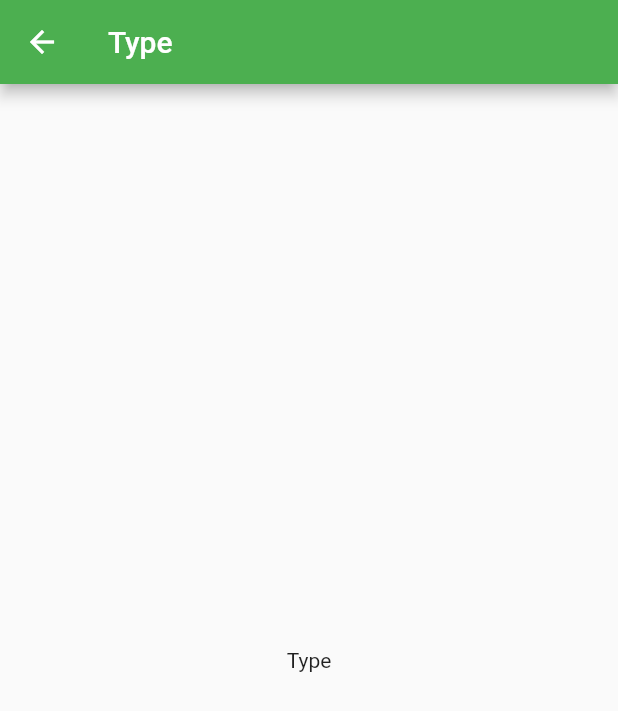
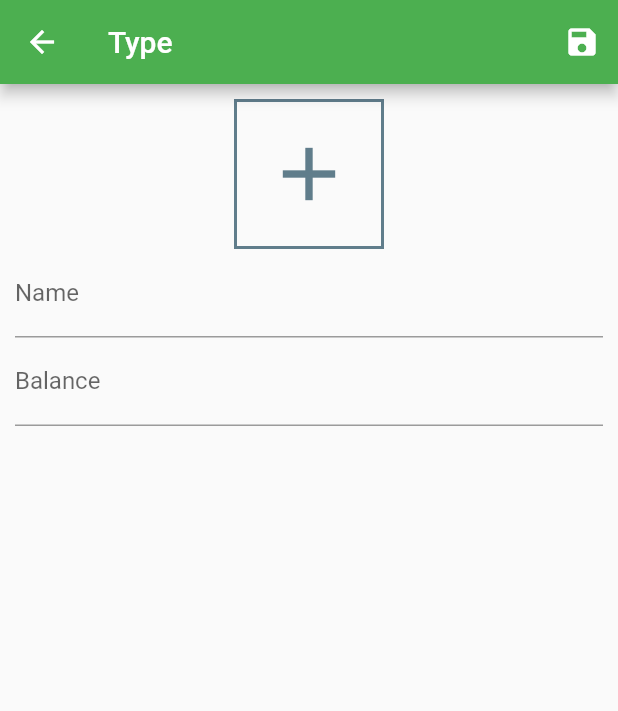
Before and after one commit to sumithpdd/flutterinmotion, a Flutter app: the TypePage screen opened directly, on a phone screen of 412 x 824 dp. Shown: the top 711 px of the screen. Run offline on Flutter 3.47's test engine with Material 2 defaults, Android fonts, the phone set to English and light mode, and no system bars.

Commit message:
Refactor and fixes

```diff
--- a/spend_tracker/lib/pages/types/type_page.dart
+++ b/spend_tracker/lib/pages/types/type_page.dart
@@ -1,15 +1,67 @@
+import 'package:flutter/material.dart';
+import 'package:spend_tracker/pages/icons/icon_holder.dart';
 
-import 'package:flutter/material.dart';
+class TypePage extends StatefulWidget {
+  @override
+  _TypePageState createState() => _TypePageState();
+}
 
-class TypePage extends StatelessWidget {
+class _TypePageState extends State<TypePage> {
+  Map<String, dynamic> _data = Map<String, dynamic>();
+  GlobalKey<FormState> _formKey = GlobalKey<FormState>();
+  IconData _newIcon;
+
   @override
   Widget build(BuildContext context) {
     return Scaffold(
       appBar: AppBar(
         title: const Text('Type'),
+        actions: <Widget>[
+          IconButton(
+              icon: Icon(Icons.save),
+              onPressed: () {
+                if (!_formKey.currentState.validate()) return;
+                _formKey.currentState.save();
+                Navigator.of(context).pop();
+              })
+        ],
       ),
-      body: Center(
-        child: const Text('Type'),
+      body: Form(
+        key: _formKey,
+        child: Padding(
+          padding: const EdgeInsets.all(10.0),
+          child: Column(
+            children: <Widget>[
+              IconHolder(
+                newIcon: _newIcon,
+                onIconChange: (IconData iconData) {
+                  setState(() {
+                    _newIcon = iconData;
+                  });
+                },
+              ),
+              TextFormField(
+                decoration: InputDecoration(
+                  labelText: 'Name',
+                ),
+                validator: (String value) {
+                  if (value.isEmpty) return 'Required';
+                },
+              ),
+              TextFormField(
+                keyboardType: TextInputType.numberWithOptions(decimal: true),
+                decoration: InputDecoration(
+                  labelText: 'Balance',
+                ),
+                validator: (String value) {
+                  if (value.isEmpty) return 'Required';
+                  if (double.tryParse(value) == null) return 'Invalid number';
+                },
+                onSaved: (String value) => _data['balance'] = value,
+              )
+            ],
+          ),
+        ),
       ),
     );
   }
--- a/spend_tracker/lib/routes.dart
+++ b/spend_tracker/lib/routes.dart
@@ -5,5 +5,5 @@ final routes = {
   '/': (BuildContext context) => HomePage(),
   '/accounts': (BuildContext context) => AccountsPage(),
   '/items': (BuildContext context) => ItemsPage(),
-  '/types': (BuildContext context) => TypePage(),
+  '/types': (BuildContext context) => TypesPage(),
 };
```
Also changed, not shown: spend_tracker/lib/pages/accounts/account_page.dart (+6 -21 lines), spend_tracker/lib/pages/icons/icons_page.dart (+5 -3 lines).
